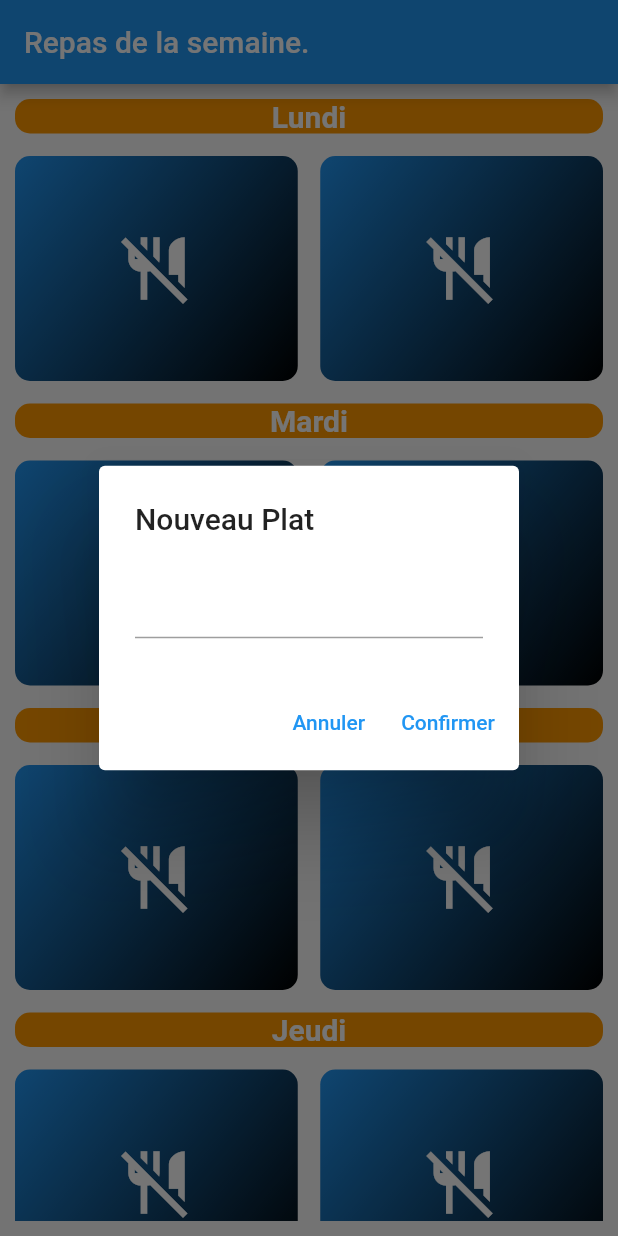
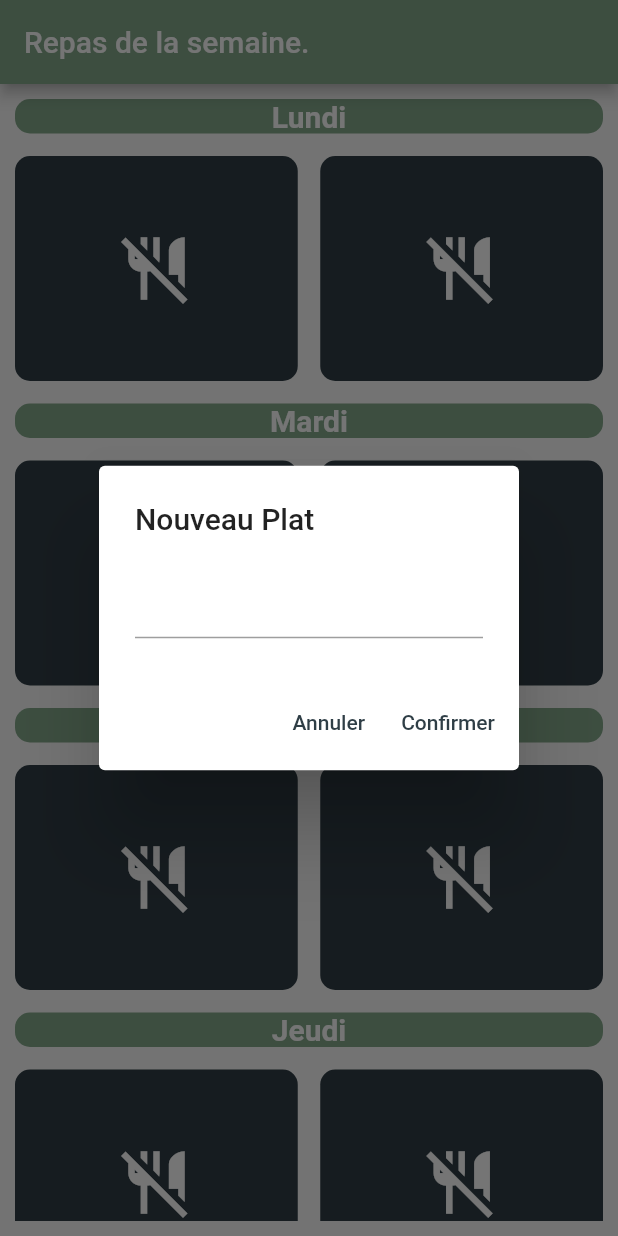
Before and after one commit to CedGitCode/MealOfTheWeek_Apps, a Flutter app: the screen it shows after launch, after a tap on the "no meals" icon, on a phone screen of 412 x 824 dp. Run offline on Flutter 3.47's test engine with Material 2 defaults, Android fonts, the phone set to English and light mode, and no system bars; missing offline and left inert: dart:ffi.

Commit message:
Changing color of Apps

```diff
--- a/meals_week/lib/screens/mealsweek_screen.dart
+++ b/meals_week/lib/screens/mealsweek_screen.dart
@@ -17,6 +17,7 @@ class _MealsWeekScreenState extends State<MealsWeekScreen> {
     return Scaffold(
       appBar: AppBar(
         title: const Text('Repas de la semaine.'),
+        backgroundColor: Color.fromRGBO(132, 169, 140, 1),
       ),
       body: Container(
         margin: const EdgeInsets.all(10),
@@ -30,7 +31,7 @@ class _MealsWeekScreenState extends State<MealsWeekScreen> {
                     width: double.maxFinite,
                     decoration: BoxDecoration(
                       borderRadius: BorderRadius.circular(10),
-                      color: Colors.orange,
+                      color: Color.fromRGBO(132, 169, 140, 1),
                     ),
                     child: Text(
                       widget.weeklyMeal[index].weekDay,
--- a/meals_week/lib/widgets/AlertDialog_mealchangename.dart
+++ b/meals_week/lib/widgets/AlertDialog_mealchangename.dart
@@ -1,7 +1,6 @@
 import "package:flutter/material.dart";
 
 class MealChangeName extends StatefulWidget {
-
   final Function p_changeMeal;
 
   MealChangeName(this.p_changeMeal);
@@ -34,15 +33,25 @@ class _MealChangeNameState extends State<MealChangeName> {
       ),
       actions: <Widget>[
         TextButton(
-          child: const Text('Annuler'),
+          child: const Text(
+            'Annuler',
+            style: TextStyle(
+              color: Color.fromRGBO(47, 62, 70, 1),
+            ),
+          ),
           onPressed: () {
             Navigator.of(context).pop();
           },
         ),
         TextButton(
-          child: const Text('Confirmer'),
+          child: const Text(
+            'Confirmer',
+            style: TextStyle(
+              color: Color.fromRGBO(47, 62, 70, 1),
+            ),
+          ),
           onPressed: () {
-            if (_controller.text.isEmpty){
+            if (_controller.text.isEmpty) {
               return;
             }
             widget.p_changeMeal(_controller.text);
--- a/meals_week/lib/widgets/meal_item.dart
+++ b/meals_week/lib/widgets/meal_item.dart
@@ -76,15 +76,7 @@ class _MealItemState extends State<MealItem> {
           height: 150,
           decoration: BoxDecoration(
             borderRadius: BorderRadius.circular(10),
-            gradient: const LinearGradient(
-              begin: Alignment.topLeft,
-              end: Alignment.bottomRight,
-              colors: <Color>[
-                Colors.blue,
-                Colors.black,
-              ],
-              tileMode: TileMode.mirror,
-            ),
+            color: const Color.fromRGBO(47, 62, 70, 1),
           ),
           child: textToDisplayOnMealItem,
         ),
```
